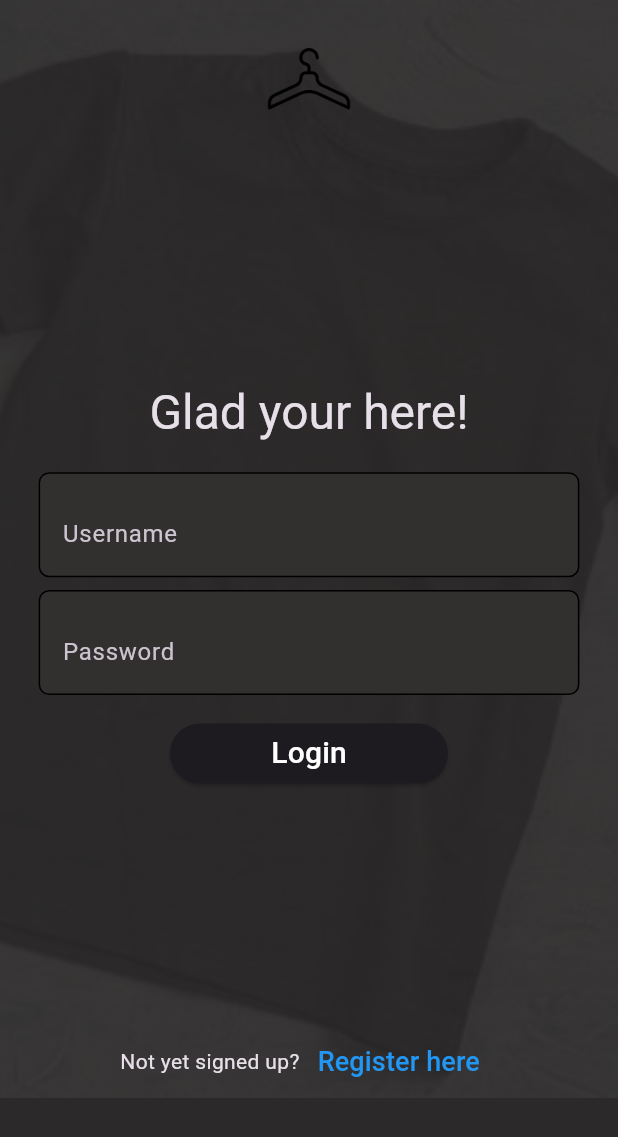
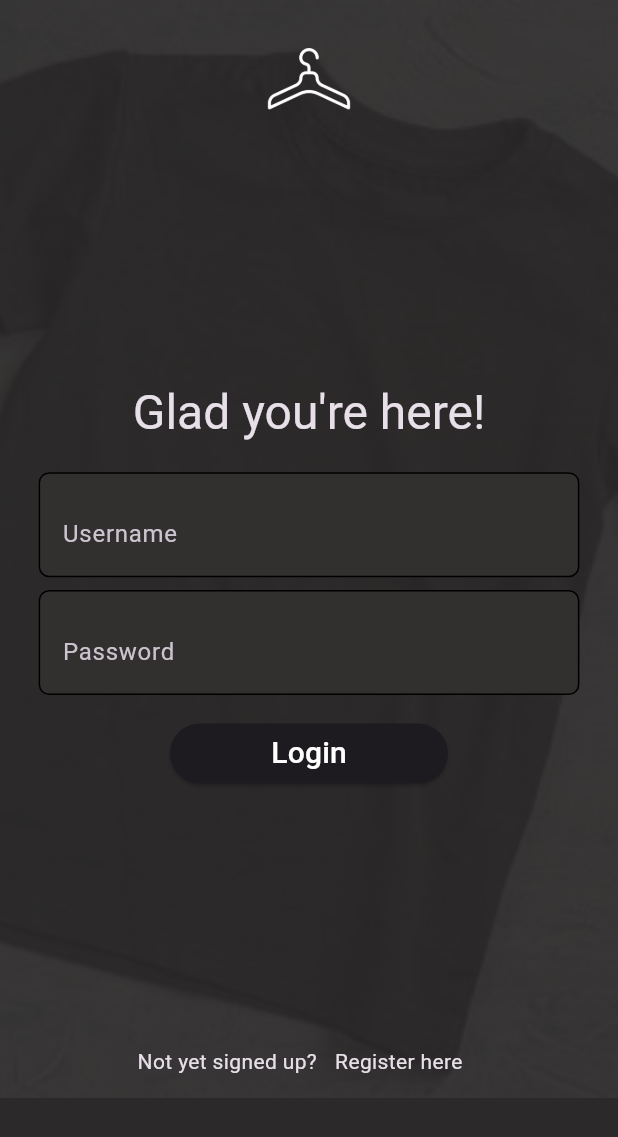
Before and after one commit to Fiversity-1/StyleSwap, a Flutter app: the screen it shows after launch, after a tap on "Log in", on a phone screen of 412 x 824 dp. Shown: the top 1137 px of the screen. Run offline on Flutter 3.47's test engine with Material 3 defaults, Android fonts, the phone set to English and light mode, and no system bars; our stand-ins replace flutter_card_swiper, flutter_hooks, image_picker, lottie, reorderable_grid_view; missing offline and left inert: flutter_reorderable_grid_view, tutorial_coach_mark.

Commit message:
Added white logo on login for dark theme, Added better icon to indicate swipe up on swipe page

```diff
--- a/lib/features/clothing/presentation/swipetop.dart
+++ b/lib/features/clothing/presentation/swipetop.dart
@@ -202,7 +202,7 @@ class _SwipePageTopState extends State<SwipePageTop> {
                 Padding(
                   padding: const EdgeInsets.only(top: (0.0)),
                   child: IconButton(
-                      icon: const Icon(Icons.arrow_circle_up),
+                      icon: const Icon(Icons.swipe_up),
                       iconSize: 35,
                       key: _moreDetailKey,
                       onPressed: () {
--- a/lib/features/signup/presentation/login.dart
+++ b/lib/features/signup/presentation/login.dart
@@ -1,6 +1,9 @@
 // signup.dart
+import 'package:clothing_swap/theme/theme.dart';
+import 'package:clothing_swap/theme/theme_switcher.dart';
 import 'package:flutter/material.dart';
 import 'package:flutter/foundation.dart' show kIsWeb;
+import 'package:provider/provider.dart';
 
 class Login extends StatefulWidget {
   const Login({super.key, required this.title});
@@ -32,7 +35,9 @@ class _LoginState extends State<Login> {
               Padding(
                 padding: const EdgeInsets.only(top: (15.0)),
                 child: Image.asset(
-                  'lib/images/hanger.png',
+                  Provider.of<ThemeSwitcher>(context).themeData == lightTheme
+                      ? 'lib/images/hanger.png'
+                      : 'lib/images/hanger_white.png',
                   height: 75,
                   width: 75,
                 ),
@@ -41,7 +46,7 @@ class _LoginState extends State<Login> {
                 height: height * 0.2,
                 width: width,
               ),
-              Text('Glad your here!',
+              Text('Glad you\'re here!',
                   textAlign: TextAlign.center,
                   style: Theme.of(context).textTheme.headlineLarge),
               Padding(
@@ -112,9 +117,9 @@ class _LoginState extends State<Login> {
                       style: Theme.of(context).textTheme.bodyMedium,
                     ),
                     TextButton(
-                      child: const Text(
+                      child: Text(
                         'Register here',
-                        style: TextStyle(fontSize: 18, color: Colors.blue),
+                        style: Theme.of(context).textTheme.bodyMedium,
                       ),
                       onPressed: () {
                         Navigator.pushNamed(context, '/signup');
```
